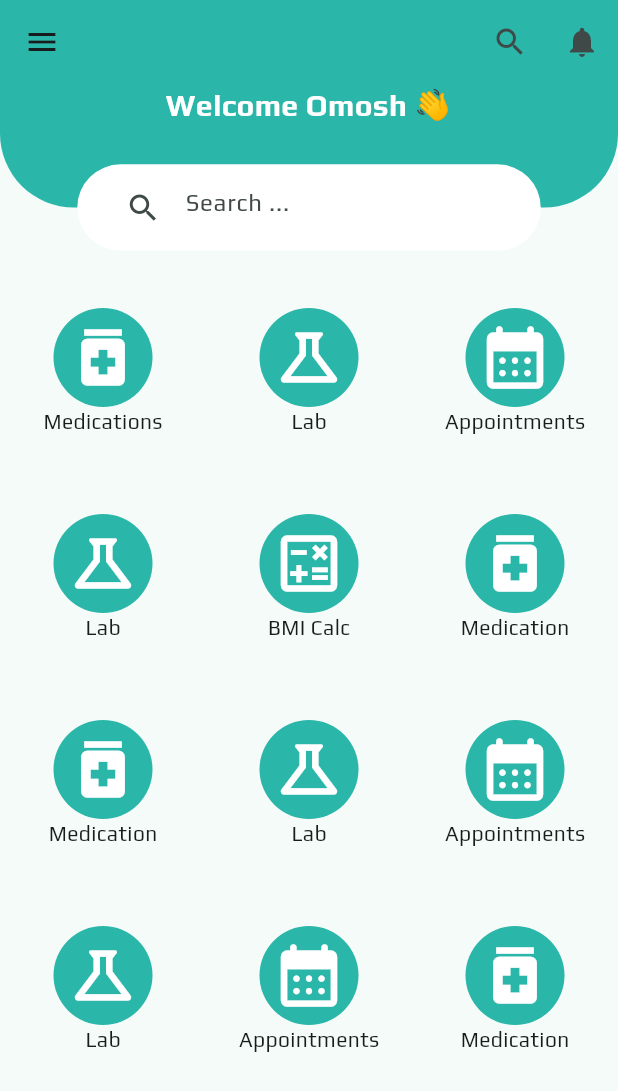
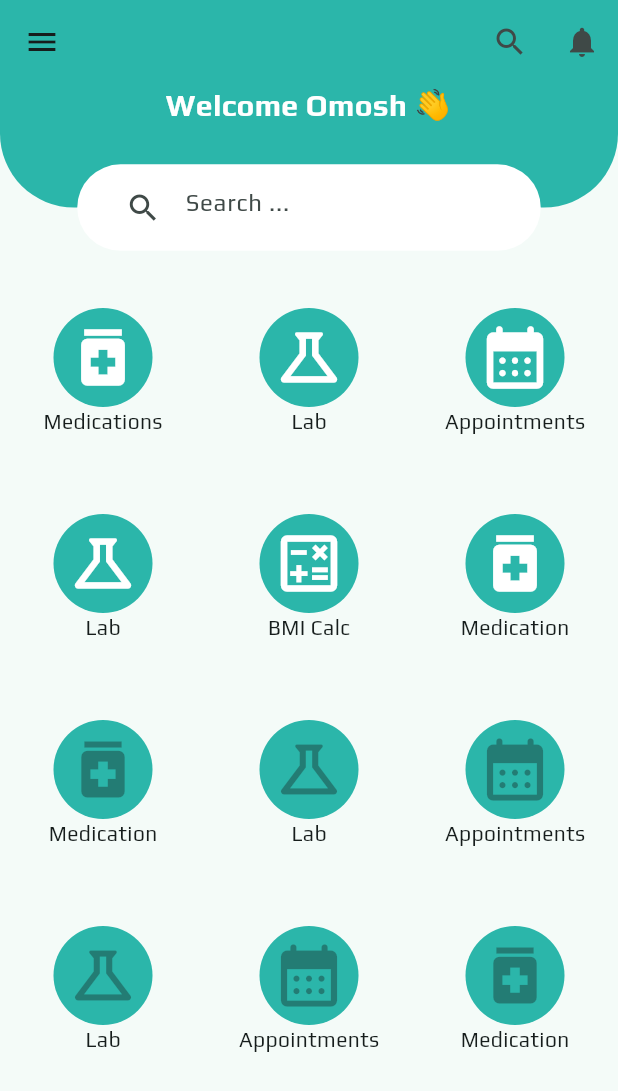
Before and after one commit to palladiumkenya/nishauri_new, a Flutter app: the Homescreen2 screen opened directly, on a phone screen of 412 x 824 dp. Shown: the top 1091 px of the screen. Run offline on Flutter 3.47's test engine with Material 2 defaults, Android fonts, the phone set to English and light mode, and no system bars; our stand-ins replace flutter_riverpod, flutter_svg, go_router, shared_preferences; accounts and stored records are empty.

Commit message:
Improoved menu option and reused it on bothe screens

```diff
--- a/lib/src/app/app.dart
+++ b/lib/src/app/app.dart
@@ -1,8 +1,7 @@
 import 'package:flutter/material.dart';
 import 'package:flutter_riverpod/flutter_riverpod.dart';
-import 'package:nishauri/src/app/app_router.dart';
 import 'package:nishauri/src/app/app_theme.dart';
-import 'package:nishauri/src/features/navigation/routes.dart';
+import 'package:nishauri/src/app/navigation/app_router.dart';
 
 class NishauriApp extends ConsumerWidget {
   const NishauriApp({super.key});
--- /dev/null
+++ b/lib/src/app/navigation/menu/MenuItemsBuilder.dart
@@ -0,0 +1,30 @@
+import 'package:flutter/material.dart';
+import 'package:nishauri/src/app/navigation/menu/menuItems.dart';
+
+class MenuItemsBuilder extends StatelessWidget {
+  final Widget Function(MenuItem item) itemBuilder;
+  final List<MenuItem> items;
+  final int crossAxisCount;
+
+  const MenuItemsBuilder({
+    super.key,
+    required this.itemBuilder,
+    required this.items,
+    this.crossAxisCount = 3,
+  });
+
+  @override
+  Widget build(BuildContext context) {
+    return Container(
+      child: GridView.builder(
+        gridDelegate: SliverGridDelegateWithFixedCrossAxisCount(
+          crossAxisCount: crossAxisCount,
+        ),
+        itemCount: items.length,
+        itemBuilder: (BuildContext context, int currentIndex) {
+          return itemBuilder(items[currentIndex]);
+        },
+      ),
+    );
+  }
+}
--- /dev/null
+++ b/lib/src/app/navigation/menu/MenuOption.dart
@@ -0,0 +1,55 @@
+import 'package:flutter/material.dart';
+import 'package:nishauri/src/utils/constants.dart';
+
+class MenuOption extends StatelessWidget {
+  final String title;
+  final IconData icon;
+  final EdgeInsetsGeometry? padding;
+  final EdgeInsetsGeometry? margin;
+  final double? iconSize;
+  final Color? iconColor;
+  final void Function()? onPress;
+
+  const MenuOption(
+      {super.key,
+      required this.title,
+      required this.icon,
+      this.padding,
+      this.margin,
+      this.iconSize,
+      this.iconColor,
+      this.onPress});
+
+  @override
+  Widget build(BuildContext context) {
+    final theme = Theme.of(context);
+    return Container(
+      padding: padding,
+      margin: margin,
+      child: Column(
+        crossAxisAlignment: CrossAxisAlignment.center,
+        mainAxisAlignment: MainAxisAlignment.center,
+        children: [
+          DecoratedBox(
+            decoration: BoxDecoration(
+              color: theme.colorScheme.primary,
+              borderRadius: const BorderRadius.all(
+                Radius.circular(Constants.ROUNDNESS * 10),
+              ),
+            ),
+            child: IconButton(
+              onPressed: onPress,
+              color: iconColor ?? theme.colorScheme.onPrimary,
+              iconSize: iconSize,
+              icon: Icon(icon),
+            ),
+          ),
+          Text(
+            title,
+            overflow: TextOverflow.ellipsis,
+          ),
+        ],
+      ),
+    );
+  }
+}
--- /dev/null
+++ b/lib/src/app/navigation/menu/menuItems.dart
@@ -0,0 +1,27 @@
+import 'package:flutter/material.dart';
+import 'package:go_router/go_router.dart';
+import 'package:nishauri/src/utils/routes.dart';
+
+class MenuItem {
+  final IconData icon;
+  final String? title;
+  final void Function()? onPressed;
+
+  MenuItem({required this.icon, this.title, this.onPressed});
+}
+
+List<MenuItem> menuOptions(BuildContext context) => [
+  MenuItem(icon: Icons.medication, title: "Medications", onPressed: () => ""),
+  MenuItem(icon: Icons.science_outlined, title: "Lab", onPressed: () => ""),
+  MenuItem(icon: Icons.calendar_month_rounded, title: "Appointments", onPressed: () => ""),
+  MenuItem(icon: Icons.science_outlined, title: "Lab",onPressed: () => ""),
+  MenuItem(
+      icon: Icons.calculate_outlined, title: "BMI Calc", onPressed: () => context.go(RouteNames.BMI_CALCULATOR)),
+  MenuItem(icon: Icons.medication, title: "Medication", onPressed: () => ""),
+  MenuItem(icon: Icons.medication, title: "Medication"),
+  MenuItem(icon: Icons.science_outlined, title: "Lab"),
+  MenuItem(icon: Icons.calendar_month_rounded, title: "Appointments"),
+  MenuItem(icon: Icons.science_outlined, title: "Lab"),
+  MenuItem(icon: Icons.calendar_month_rounded, title: "Appointments"),
+  MenuItem(icon: Icons.medication, title: "Medication"),
+];
--- a/lib/src/features/auth/data/respositories/auth_repository.dart
+++ b/lib/src/features/auth/data/respositories/auth_repository.dart
@@ -19,13 +19,11 @@ class AuthRepository {
   }
 
   Future<String> getAuthToken() async {
-    await Future.delayed(const Duration(seconds: 5));
     final token = await LocalStorage.getToken();
     return token;
   }
 
   Future<String> saveToken(String token) async {
-    await Future.delayed(const Duration(seconds: 5));
     await LocalStorage.saveToken(token);
     return token;
   }
--- a/lib/src/features/common/presentation/helpers/constants.dart
+++ /dev/null
@@ -1,26 +0,0 @@
-import 'package:flutter/material.dart';
-
-class MenuItem {
-  final IconData icon;
-  final String? title;
-
-  MenuItem({required this.icon, this.title});
-}
-
-final menuOptions = [
-  MenuItem(icon: Icons.medication, title: "Medications"),
-  MenuItem(icon: Icons.science_outlined, title: "Lab"),
-  MenuItem(icon: Icons.calendar_month_rounded, title: "Appointments"),
-  MenuItem(icon: Icons.science_outlined, title: "Lab"),
-  MenuItem(icon: Icons.calculate_outlined, title: "BMI Calc"),
-  MenuItem(icon: Icons.medication, title: "Medication"),
-  MenuItem(icon: Icons.medication, title: "Medication"),
-  MenuItem(icon: Icons.science_outlined, title: "Lab"),
-  MenuItem(icon: Icons.calendar_month_rounded, title: "Appointments"),
-  MenuItem(icon: Icons.science_outlined, title: "Lab"),
-  MenuItem(icon: Icons.calendar_month_rounded, title: "Appointments"),
-  MenuItem(icon: Icons.medication, title: "Medication"),
-];
-
-
-// class
--- a/lib/src/features/common/presentation/pages/HomeScreen.dart
+++ b/lib/src/features/common/presentation/pages/HomeScreen.dart
@@ -3,10 +3,10 @@ import 'package:flutter/services.dart';
 import 'package:flutter_riverpod/flutter_riverpod.dart';
 import 'package:flutter_svg/svg.dart';
 import 'package:go_router/go_router.dart';
+import 'package:nishauri/src/app/navigation/drawer/UserDrawerHeader.dart';
 import 'package:nishauri/src/features/auth/data/providers/auth_provider.dart';
 import 'package:nishauri/src/features/common/presentation/widgets/Banners.dart';
 import 'package:nishauri/src/features/common/presentation/widgets/Greetings.dart';
-import 'package:nishauri/src/features/common/presentation/widgets/UserDrawerHeader.dart';
 import 'package:nishauri/src/utils/constants.dart';
 
 class HomeScreen extends ConsumerStatefulWidget {
--- a/lib/src/features/common/presentation/pages/Homescreen2.dart
+++ b/lib/src/features/common/presentation/pages/Homescreen2.dart
@@ -1,4 +1,7 @@
 import 'package:flutter/material.dart';
+import 'package:nishauri/src/app/navigation/menu/MenuItemsBuilder.dart';
+import 'package:nishauri/src/app/navigation/menu/MenuOption.dart';
+import 'package:nishauri/src/app/navigation/menu/menuItems.dart';
 import 'package:nishauri/src/features/common/presentation/helpers/constants.dart';
 import 'package:nishauri/src/features/common/presentation/widgets/Greeting2.dart';
 import 'package:nishauri/src/utils/constants.dart';
@@ -10,10 +13,10 @@ class Homescreen2 extends StatelessWidget {
   Widget build(BuildContext context) {
     final theme = Theme.of(context);
     return Scaffold(
-      appBar:  AppBar(
+      appBar: AppBar(
         backgroundColor: theme.primaryColor,
         leading: IconButton(
-          onPressed: (){},
+          onPressed: () {},
           icon: const Icon(Icons.menu),
         ),
         actions: [
@@ -32,8 +35,16 @@ class Homescreen2 extends StatelessWidget {
           children: [
             const Greetings2(name: "Omosh"),
             Expanded(
-              // Wrap the GridView.builder with Expanded
-              child: GridView.builder(
+              child: MenuItemsBuilder(
+                itemBuilder: (item) => MenuOption(
+                  title: item.title ?? "",
+                  icon: item.icon,
+                  iconSize: 50,
+                  onPress: item.onPressed,
+                ),
+                items: menuOptions(context),
+              ),
+              /*child: GridView.builder(
                 gridDelegate: const SliverGridDelegateWithFixedCrossAxisCount(
                   crossAxisCount: 3,
                 ),
@@ -68,7 +79,7 @@ class Homescreen2 extends StatelessWidget {
                     ),
                   );
                 },
-              ),
+              ),*/
             ),
           ],
         ),
--- a/lib/src/utils/routes.dart
+++ b/lib/src/utils/routes.dart
@@ -6,5 +6,5 @@ class RouteNames {
   static const ROOT = "/";
   static const CHANGE_PASSWORD = "/change-password";
   static const VERIFY_ACCOUNT = "/verify";
-
+  static const BMI_CALCULATOR = "/bmi-calculator";
 }
```
Also changed, not shown: lib/src/app/navigation/app_router.dart (renamed from lib/src/app/app_router.dart, +10 -6 lines), lib/src/features/bmi/presentation/pages/BMICalculatorScreen.dart (added, +15 -0 lines), lib/src/features/common/presentation/widgets/Greetings.dart (+9 -13 lines), lib/src/features/common/presentation/widgets/MenuOption.dart (deleted, +0 -37 lines), lib/src/app/navigation/drawer.dart (renamed from lib/src/features/navigation/drawer.dart), lib/src/app/navigation/drawer/UserDrawerHeader.dart (renamed from lib/src/features/common/presentation/widgets/UserDrawerHeader.dart), lib/src/app/navigation/providers.dart (renamed from lib/src/features/navigation/providers.dart), lib/src/app/navigation/routes.dart (renamed from lib/src/features/navigation/routes.dart).
